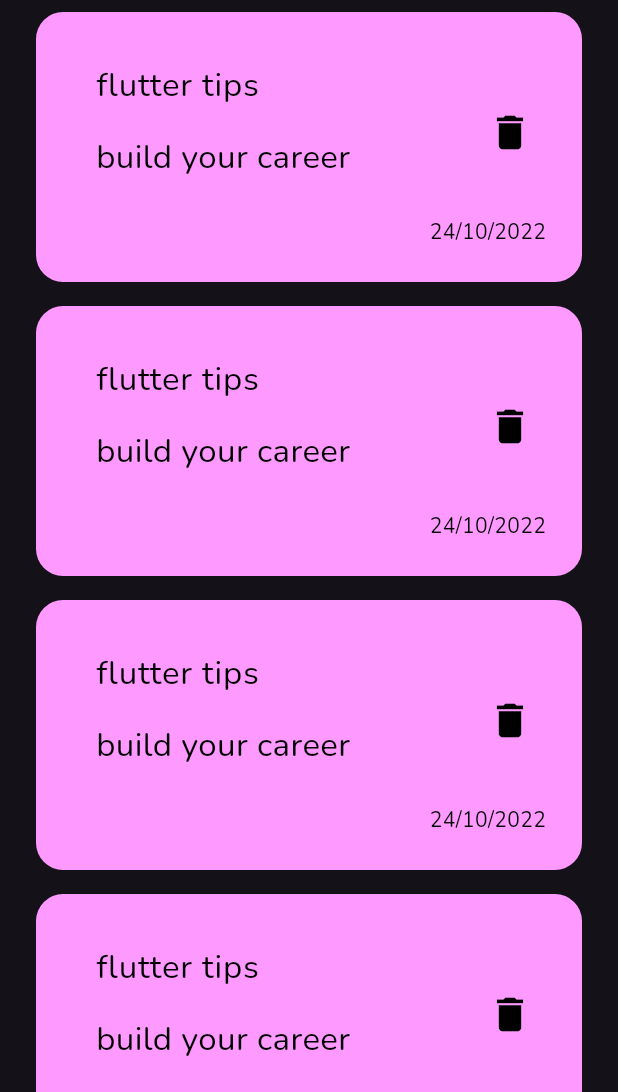
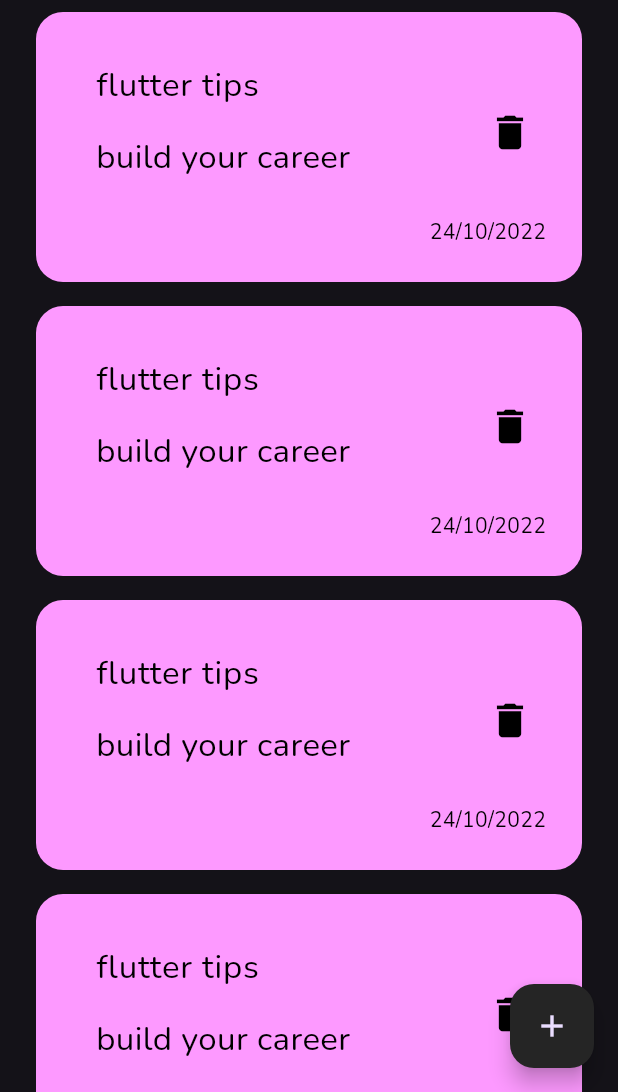
Before and after one commit to Marvel-magdy/notes_app, a Flutter app: the screen it shows after launch, on a phone screen of 412 x 824 dp, the part 144-1236 px from its top. Run offline on Flutter 3.47's test engine with Material 3 defaults, Android fonts, the phone set to English and light mode, and no system bars.

Commit message:
add floating action button

```diff
--- a/lib/views/notes_view.dart
+++ b/lib/views/notes_view.dart
@@ -6,8 +6,12 @@ class NotesView extends StatelessWidget {
 
   @override
   Widget build(BuildContext context) {
-    return  const Scaffold(
-      body: NotesViewBody(),
+    return   Scaffold(
+      floatingActionButton:FloatingActionButton(
+        onPressed:(){},
+        backgroundColor: Color(0xff252525),
+        child: const Icon(Icons.add)),
+      body:  const NotesViewBody(),
     );
   }
 }
--- a/lib/views/widgets/notes_list_view.dart
+++ b/lib/views/widgets/notes_list_view.dart
@@ -9,8 +9,8 @@ class NotesListView extends StatelessWidget {
     return ListView.builder(
       itemBuilder: (context, index) {
         return const Padding(
-          padding: const EdgeInsets.symmetric(vertical: 8),
-          child: const NoteItem(),
+          padding:  EdgeInsets.symmetric(vertical: 8),
+          child:  NoteItem(),
         );
       },
     );
--- a/lib/views/widgets/notes_view_body.dart
+++ b/lib/views/widgets/notes_view_body.dart
@@ -1,7 +1,6 @@
 import 'package:flutter/material.dart';
 import 'package:todo_app/views/widgets/Custom_appbar.dart';
 import 'package:todo_app/views/widgets/notes_list_view.dart';
-
 
 class NotesViewBody extends StatelessWidget {
   const NotesViewBody({super.key});
@@ -14,7 +13,7 @@ class NotesViewBody extends StatelessWidget {
         children: [
           SizedBox(height: 50),
           CustomAppbar(),
-         Expanded(child: NotesListView()),
+          Expanded(child: NotesListView()),
         ],
       ),
     );
```
